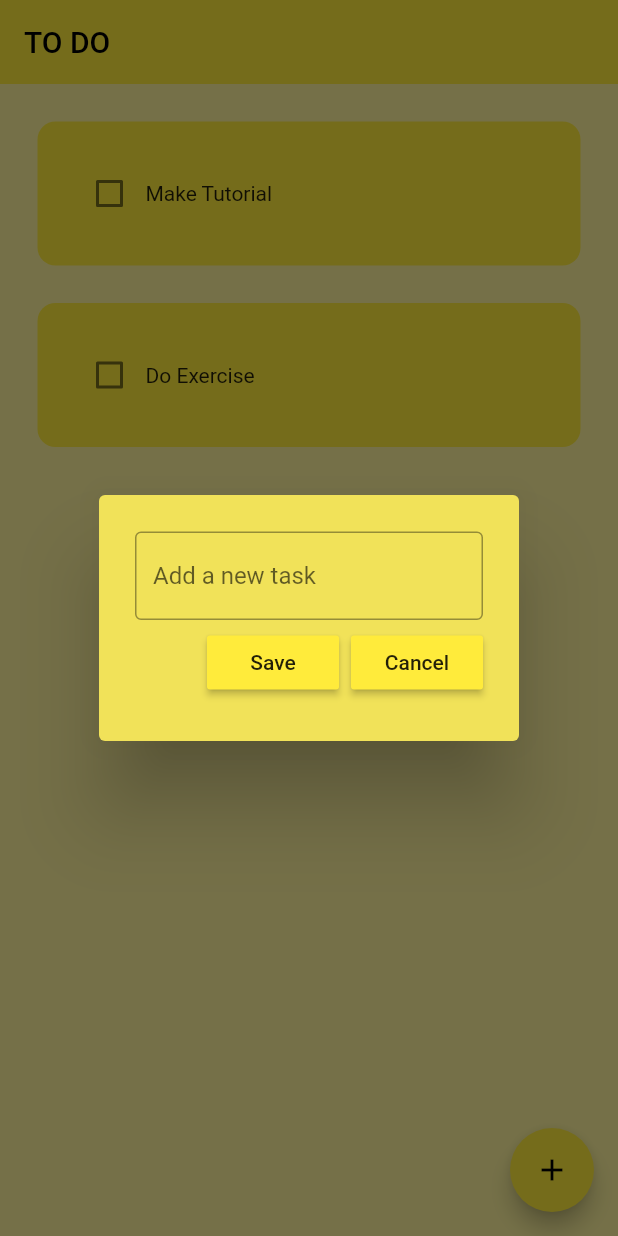
After one commit to PraveenBimsara/todo_app, a Flutter app: the screen it shows after launch, after a tap on the "add" icon, on a phone screen of 412 x 824 dp. The commit adds this screen. Run offline on Flutter 3.47's test engine with Material 2 defaults, Android fonts, the phone set to English and light mode, and no system bars.

Commit message:
Created my_add_button page and dialog_box page and did some other changes

```diff
--- a/lib/home_page.dart
+++ b/lib/home_page.dart
@@ -1,4 +1,5 @@
 import 'package:flutter/material.dart';
+import 'package:todo_app/util/dialog_box.dart';
 import 'package:todo_app/util/todo_tile.dart';
 
 class HomePage extends StatefulWidget {
@@ -9,6 +10,7 @@ class HomePage extends StatefulWidget {
 }
 
 class _HomePageState extends State<HomePage> {
+  final _controller = TextEditingController();
   List toDoList = [
     ['Make Tutorial', false],
     ['Do Exercise', false],
@@ -20,13 +22,39 @@ class _HomePageState extends State<HomePage> {
     });
   }
 
+  void saveNewTask() {
+    setState(() {
+      toDoList.add([_controller.text, false]);
+      _controller.clear();
+    });
+    Navigator.of(context).pop();
+  }
+
+  void createNewtask() {
+    showDialog(
+      context: context,
+      builder: (context) {
+        return DialogBox(
+          controller: _controller,
+          onSave: saveNewTask,
+          onCancel: () => Navigator.of(context).pop(),
+        );
+      },
+    );
+  }
+
   @override
   Widget build(BuildContext context) {
-    return Scaffold(
+    return SafeArea(
+      child: Scaffold(
         backgroundColor: Colors.yellow[200],
         appBar: AppBar(
           title: Text('TO DO'),
           elevation: 0,
+        ),
+        floatingActionButton: FloatingActionButton(
+          child: Icon(Icons.add),
+          onPressed: createNewtask,
         ),
         body: ListView.builder(
           itemCount: toDoList.length,
@@ -38,6 +66,7 @@ class _HomePageState extends State<HomePage> {
             );
           },
         ),
+      ),
     );
   }
 }
--- /dev/null
+++ b/lib/util/dialog_box.dart
@@ -0,0 +1,51 @@
+import 'package:flutter/material.dart';
+import 'package:todo_app/util/my_add_button.dart';
+
+class DialogBox extends StatelessWidget {
+  final controller;
+  VoidCallback onSave;
+  VoidCallback onCancel;
+  DialogBox(
+      {super.key,
+      required this.controller,
+      required this.onSave,
+      required this.onCancel});
+
+  @override
+  Widget build(BuildContext context) {
+    return AlertDialog(
+      backgroundColor: Color.fromARGB(255, 241, 226, 89),
+      content: Container(
+        height: 120,
+        child: Column(
+          mainAxisAlignment: MainAxisAlignment.spaceEvenly,
+          children: [
+            TextField(
+              controller: controller,
+              decoration: InputDecoration(
+                  border: OutlineInputBorder(), hintText: "Add a new task"),
+            ),
+            Row(
+              mainAxisAlignment: MainAxisAlignment.end,
+              children: [
+                MyButton(
+                  text: 'Save',
+                  onPressed: () {},
+                  onPrssed: onSave,
+                ),
+                SizedBox(
+                  width: 8,
+                ),
+                MyButton(
+                  text: 'Cancel',
+                  onPressed: () {},
+                  onPrssed: onCancel,
+                ),
+              ],
+            ),
+          ],
+        ),
+      ),
+    );
+  }
+}
--- /dev/null
+++ b/lib/util/my_add_button.dart
@@ -0,0 +1,20 @@
+import 'package:flutter/material.dart';
+
+class MyButton extends StatelessWidget {
+  final String text;
+  VoidCallback onPrssed;
+  MyButton(
+      {super.key,
+      required this.text,
+      required this.onPrssed,
+      required Null Function() onPressed}) {}
+
+  @override
+  Widget build(BuildContext context) {
+    return MaterialButton(
+      onPressed: onPrssed,
+      color: Theme.of(context).primaryColor,
+      child: Text(text),
+    );
+  }
+}
--- a/lib/util/todo_tile.dart
+++ b/lib/util/todo_tile.dart
@@ -24,7 +24,14 @@ class ToDoTile extends StatelessWidget {
               onChanged: onChanged,
               activeColor: Colors.black,
             ),
-            Text(taskName),
+            Text(
+              taskName,
+              style: TextStyle(
+                decoration: taskCompleted
+                    ? TextDecoration.lineThrough
+                    : TextDecoration.none,
+              ),
+            ),
           ],
         ),
         decoration: BoxDecoration(
```
Lines whose indentation alone changed are shown as unchanged.
